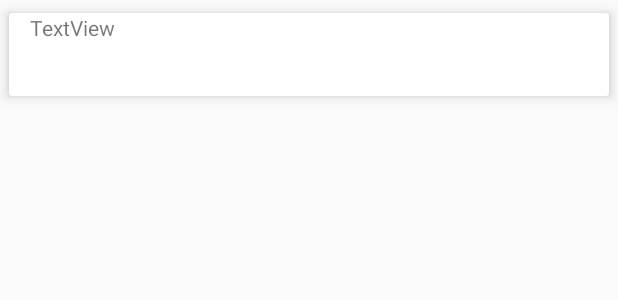
After one commit to abdulaziesmuslim/rplcapstone, an Android app: the layout cardview.xml on its own in the app's theme, with its tools: preview values and no code run, on a phone screen of 412 x 824 dp. The commit adds this screen. Shown: the top 300 px of the screen. Run offline under Robolectric (Android 15) with nearby library versions, the phone set to English and light mode, and no system bars.

Commit message:
Perbaikan Cardview to do list admin

```diff
--- /dev/null
+++ b/app/src/main/res/layout/cardview.xml
@@ -0,0 +1,30 @@
+<?xml version="1.0" encoding="utf-8"?>
+<android.support.v7.widget.CardView xmlns:android="http://schemas.android.com/apk/res/android"
+    xmlns:app="http://schemas.android.com/apk/res-auto"
+    xmlns:tools="http://schemas.android.com/tools"
+    android:layout_width="match_parent"
+    android:layout_height="wrap_content"
+    app:cardElevation="5dp"
+    app:cardUseCompatPadding="true">
+
+    <android.support.constraint.ConstraintLayout
+        android:layout_width="match_parent"
+        android:layout_height="wrap_content"
+        tools:layout_editor_absoluteX="11dp"
+        tools:layout_editor_absoluteY="16dp">
+
+        <TextView
+            android:id="@+id/textView"
+            android:layout_width="379dp"
+            android:layout_height="55dp"
+            android:layout_marginStart="16dp"
+            android:layout_marginLeft="16dp"
+            android:layout_marginEnd="8dp"
+            android:layout_marginRight="8dp"
+            android:text="TextView"
+            app:layout_constraintEnd_toEndOf="parent"
+            app:layout_constraintHorizontal_bias="0.75"
+            app:layout_constraintStart_toStartOf="parent"
+            app:layout_constraintTop_toTopOf="parent" />
+    </android.support.constraint.ConstraintLayout>
+</android.support.v7.widget.CardView>
--- a/app/src/main/res/layout/item_todo_list.xml
+++ b/app/src/main/res/layout/item_todo_list.xml
@@ -13,4 +13,6 @@
         android:layout_height="wrap_content"
         android:textSize="16sp" />
 
+
+
 </LinearLayout>
```
Also changed, not shown: app/src/main/java/com/example/sapikuternak/TodoList.java (added, +21 -0 lines), app/src/main/java/com/example/sapikuternak/TodoListAdapter.java (+50 -6 lines), app/src/main/java/com/example/sapikuternak/TodoListAdmin.java (+46 -7 lines).
